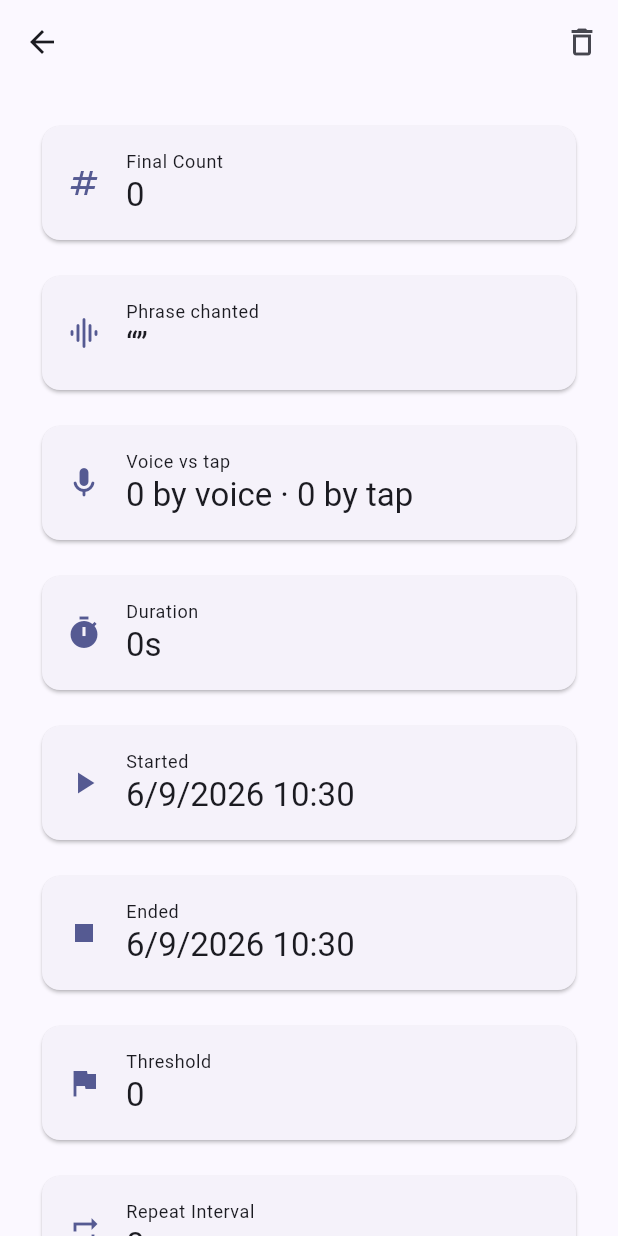
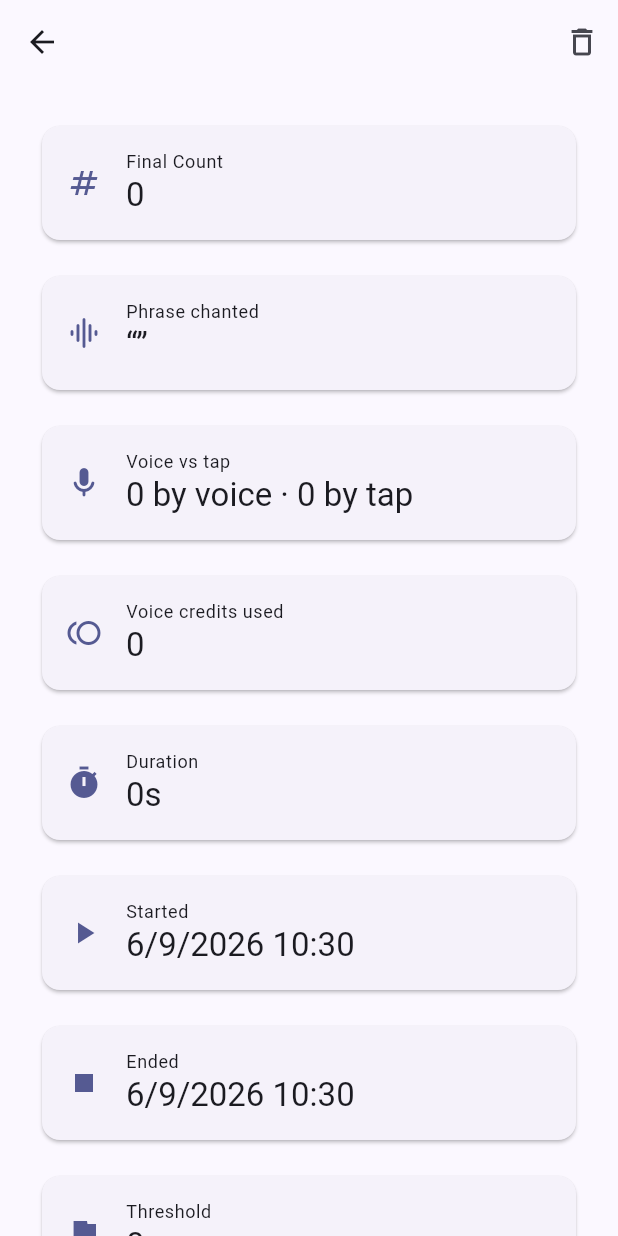
Before and after one commit to olamide226/counta, a Flutter app: the SessionDetailScreen screen opened directly with empty values, on a phone screen of 412 x 824 dp. Run offline on Flutter 3.47's test engine with Material 3 defaults, Android fonts, the phone set to English and light mode, and no system bars; our stand-ins replace audioplayers, flutter_local_notifications, flutter_riverpod, hive, hive_flutter, wakelock_plus; missing offline and left inert: live_activities, record; accounts and stored records are empty.

Commit message:
feat(sessions): surface recovered sessions and credits in history
History rows show the chanted phrase when it differs from the label and
flag recovered sessions; the detail screen explains a recovered record's
shortened duration and shows credits consumed when known.

Claude-Session: https://claude.ai/code/session_01JEaJrosgGjLC5HbUXw1K96

```diff
--- a/lib/ui/screens/session_detail_screen.dart
+++ b/lib/ui/screens/session_detail_screen.dart
@@ -14,7 +14,7 @@ class SessionDetailScreen extends ConsumerWidget {
 
   @override
   Widget build(BuildContext context, WidgetRef ref) {
-    final duration = session.endedAt.difference(session.startedAt);
+    final duration = session.duration;
 
     return Scaffold(
       appBar: AppBar(
@@ -31,6 +31,36 @@ class SessionDetailScreen extends ConsumerWidget {
       body: ListView(
         padding: const EdgeInsets.all(24),
         children: [
+          if (!session.completed) ...[
+            Card(
+              color: Theme.of(context).colorScheme.tertiaryContainer,
+              child: Padding(
+                padding: const EdgeInsets.all(16),
+                child: Row(
+                  children: [
+                    Icon(
+                      Icons.restore,
+                      color: Theme.of(context).colorScheme.onTertiaryContainer,
+                    ),
+                    const SizedBox(width: 16),
+                    Expanded(
+                      child: Text(
+                        'Recovered after the app closed unexpectedly. '
+                        'The end time is the last checkpoint, so the '
+                        'duration may be slightly short.',
+                        style: Theme.of(context).textTheme.bodyMedium?.copyWith(
+                          color: Theme.of(
+                            context,
+                          ).colorScheme.onTertiaryContainer,
+                        ),
+                      ),
+                    ),
+                  ],
+                ),
+              ),
+            ),
+            const SizedBox(height: 16),
+          ],
           _buildStatCard(
             context,
             icon: Icons.numbers,
@@ -52,8 +82,18 @@ class SessionDetailScreen extends ConsumerWidget {
               context,
               icon: Icons.mic_rounded,
               label: 'Voice vs tap',
-              value: '${session.voiceCount ?? 0} by voice · '
+              value:
+                  '${session.voiceCount ?? 0} by voice · '
                   '${session.manualCount ?? 0} by tap',
+            ),
+          ],
+          if (session.creditsConsumed != null) ...[
+            const SizedBox(height: 16),
+            _buildStatCard(
+              context,
+              icon: Icons.toll_outlined,
+              label: 'Voice credits used',
+              value: session.creditsConsumed.toString(),
             ),
           ],
           const SizedBox(height: 16),
@@ -246,6 +286,4 @@ class SessionDetailScreen extends ConsumerWidget {
   String _formatDateTime(DateTime date) {
     return '${date.day}/${date.month}/${date.year} ${date.hour.toString().padLeft(2, '0')}:${date.minute.toString().padLeft(2, '0')}';
   }
-
-
 }
--- a/lib/ui/screens/sessions_screen.dart
+++ b/lib/ui/screens/sessions_screen.dart
@@ -60,8 +60,19 @@ class SessionsScreen extends ConsumerWidget {
                         : const Icon(Icons.touch_app_outlined),
                     title: Text(session.mantra),
                     subtitle: Text(
-                      '${session.finalCount} counts • ${_formatDate(session.endedAt)}',
+                      [
+                        if (session.phrase != null &&
+                            session.phrase != session.mantra)
+                          '“${session.phrase}”',
+                        '${session.finalCount} counts • '
+                            '${_formatDate(session.endedAt)}',
+                        if (!session.completed) 'Recovered after interruption',
+                      ].join('\n'),
                     ),
+                    isThreeLine:
+                        !session.completed ||
+                        (session.phrase != null &&
+                            session.phrase != session.mantra),
                     trailing: const Icon(Icons.chevron_right),
                     onTap: () {
                       Navigator.of(context).push(
```
